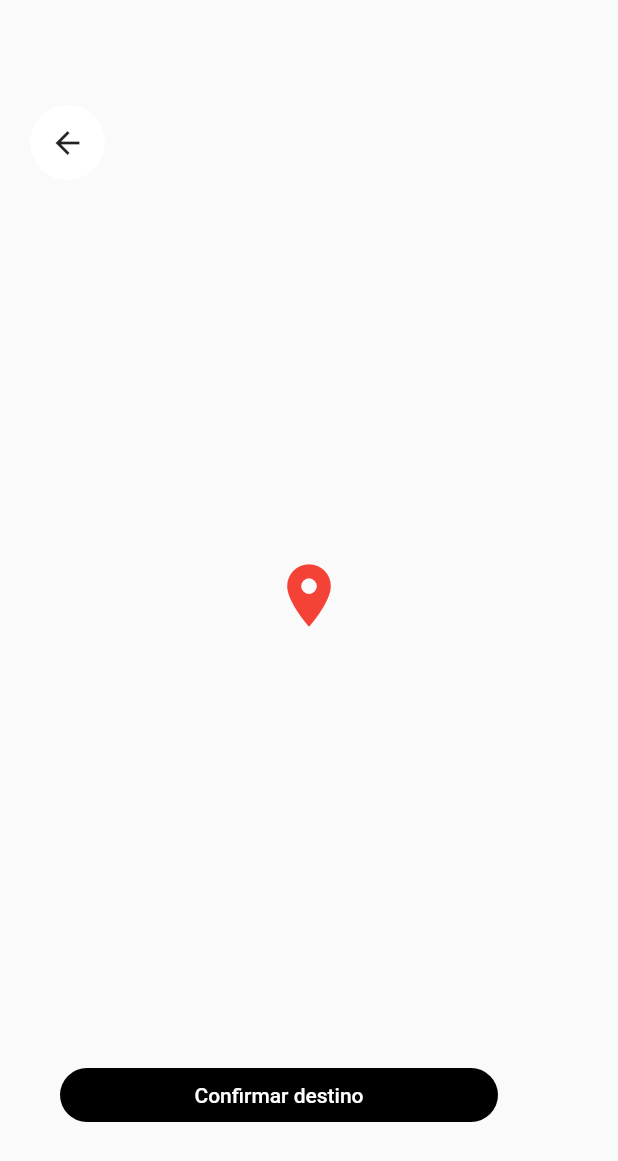
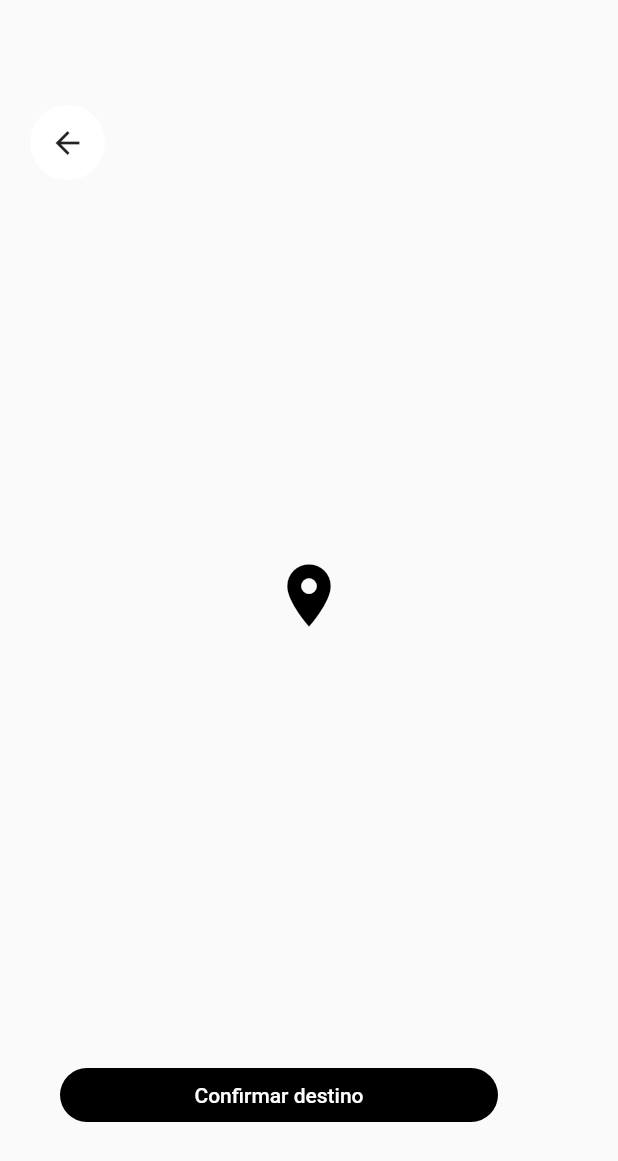
Before and after one commit to AngelIsaiRB/AppMaps, a Flutter app: the _BuildMarcadorManual widget shown alone on an empty page, opened directly, on a phone screen of 412 x 824 dp. Shown: the top 1161 px of the screen. Run offline on Flutter 3.47's test engine with Material 2 defaults, Android fonts, the phone set to English and light mode, and no system bars; our stand-ins replace animate_do, bloc, flutter_bloc, geolocator, google_maps_flutter, permission_handler.

```diff
--- a/maps_app/lib/widgets/marcador_manual.dart
+++ b/maps_app/lib/widgets/marcador_manual.dart
@@ -31,6 +31,7 @@ class _BuildMarcadorManual extends StatelessWidget {
         Positioned(
           top: 70,
           left: 20,
+          child: FadeInLeft(
             child: CircleAvatar(
               maxRadius: 25,
               backgroundColor: Colors.white,
@@ -42,17 +43,21 @@ class _BuildMarcadorManual extends StatelessWidget {
               ),
             ),
           ),
+        ),
         // pin del marcador
         Center(
           child: Transform.translate(
             offset: Offset(0,-15),
-            child: Icon(Icons.location_on,size: 50,color: Colors.red)
+            child: BounceInDown(
+              from: 200,
+              child: Icon(Icons.location_on,size: 50,color: Colors.black))
             ),
         ),
         //boton de confirmar
         Positioned(
           bottom: 70,
           left: 40,
+          child: FadeIn(
             child: MaterialButton(
               child: Text("Confirmar destino",style: TextStyle(color: Colors.white),),
               color: Colors.black,
@@ -64,6 +69,7 @@ class _BuildMarcadorManual extends StatelessWidget {
 
               },
             ),
+          ),
         )
       ],
     );
--- a/maps_app/lib/widgets/searchbar.dart
+++ b/maps_app/lib/widgets/searchbar.dart
@@ -10,7 +10,10 @@ class SerchBar extends StatelessWidget {
           return Container();
         }
         else{
-          return buildSerchbar(context);
+          return FadeInDown(
+            duration: Duration(milliseconds: 300),
+            child: buildSerchbar(context)
+            );
         }
       },
     );
--- a/maps_app/lib/widgets/widgets.dart
+++ b/maps_app/lib/widgets/widgets.dart
@@ -1,3 +1,4 @@
+import 'package:animate_do/animate_do.dart';
 import 'package:flutter/material.dart';
 import 'package:flutter_bloc/flutter_bloc.dart';
 import 'package:maps_app/models/search_results.dart';
--- a/maps_app/pubspec.yaml
+++ b/maps_app/pubspec.yaml
@@ -28,7 +28,7 @@ dependencies:
   # The following adds the Cupertino Icons font to your application.
   # Use with the CupertinoIcons class for iOS style icons.
   cupertino_icons: ^0.1.3
-  animate_do: ^1.7.3
+  animate_do: ^1.7.3   #animaciones libreria de Fernando
   dio: ^3.0.10
   google_maps_flutter: ^1.0.3
   flutter_bloc: ^6.0.6
```
Lines whose indentation alone changed are shown as unchanged.
